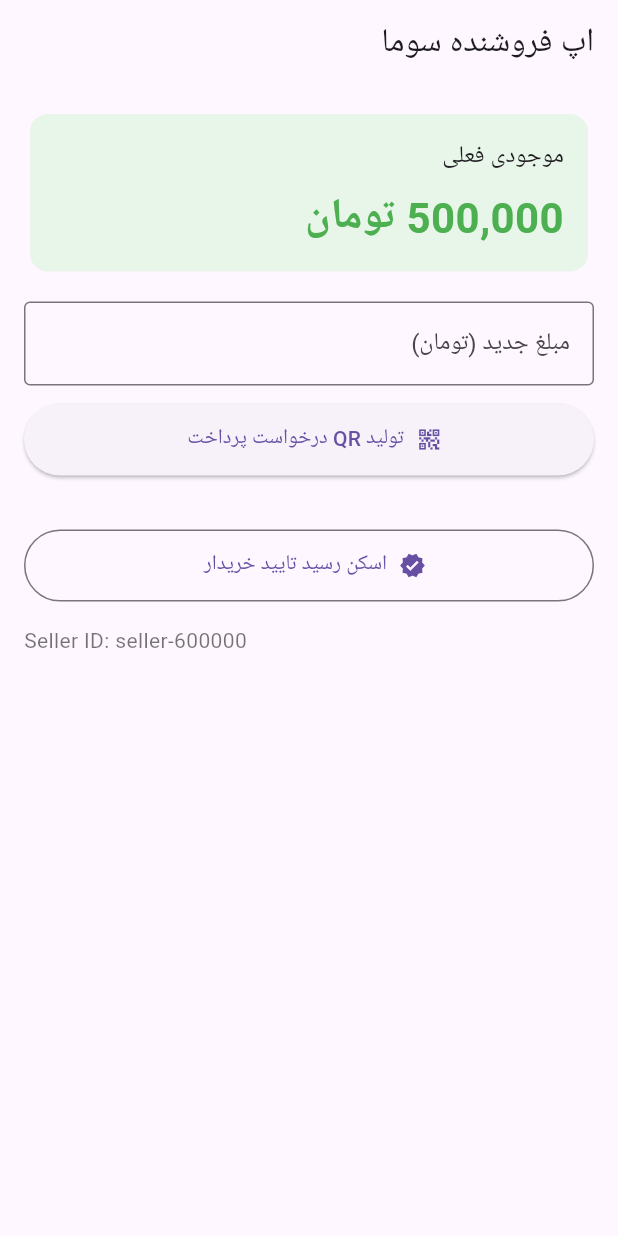
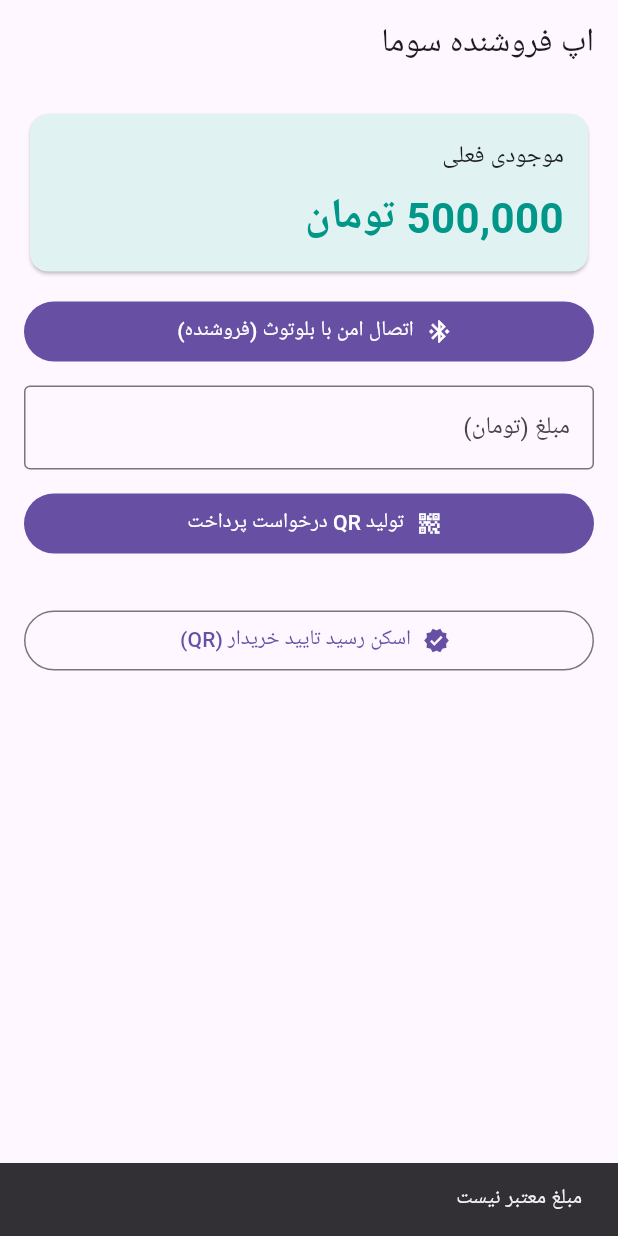
Before and after one commit to foadkaksamandi-blip/Soma_app_demo3, a Flutter app: the SellerHome screen opened directly, after a tap on "تولید QR درخواست پرداخت", on a phone screen of 412 x 824 dp. Run offline on Flutter 3.47's test engine with Material 3 defaults, Android fonts, the phone set to English and light mode, and no system bars; our stand-ins replace flutter_blue_plus, qr_flutter, shared_preferences; missing offline and left inert: mobile_scanner, nearby_connections; accounts and stored records are empty.

Commit message:
Update seller_main.dart

```diff
--- a/lib/seller_main.dart
+++ b/lib/seller_main.dart
@@ -1,10 +1,11 @@
 import 'dart:convert';
 import 'package:flutter/material.dart';
+import 'package:flutter/services.dart';
 import 'package:shared_preferences/shared_preferences.dart';
 import 'package:qr_flutter/qr_flutter.dart';
 import 'package:mobile_scanner/mobile_scanner.dart';
 import 'package:uuid/uuid.dart';
-import 'package:flutter/services.dart';
+import 'nearby_service.dart';
 
 void main() {
   WidgetsFlutterBinding.ensureInitialized();
@@ -13,16 +14,12 @@ void main() {
 
 class SellerApp extends StatelessWidget {
   const SellerApp({super.key});
-
   @override
   Widget build(BuildContext context) {
     return MaterialApp(
       debugShowCheckedModeBanner: false,
       title: 'اپ فروشنده سوما',
-      theme: ThemeData(
-        primarySwatch: Colors.green,
-        fontFamily: 'Vazirmatn', // اگر فونت داری
-      ),
+      theme: ThemeData(useMaterial3: true, colorSchemeSeed: Colors.teal),
       home: const SellerHome(),
     );
   }
@@ -30,7 +27,6 @@ class SellerApp extends StatelessWidget {
 
 class SellerHome extends StatefulWidget {
   const SellerHome({super.key});
-
   @override
   State<SellerHome> createState() => _SellerHomeState();
 }
@@ -39,15 +35,25 @@ class _SellerHomeState extends State<SellerHome> {
   static const _balanceKey = 'seller_balance';
   static const _sellerIdKey = 'seller_id';
 
-  int _balance = 500000; // پیش‌فرض دمو
+  int _balance = 500000;
   late String _sellerId;
   final _amountCtrl = TextEditingController();
-  String? _currentReqJson; // محتوای QR درخواست پرداخت
+  String? _currentReqJson;
+
+  // Nearby
+  String? _connectedEndpoint;
+  String get nickname => "SOMA-SELLER-$_sellerId";
 
   @override
   void initState() {
     super.initState();
     _load();
+  }
+
+  @override
+  void dispose() {
+    NearbyService.stopAll();
+    super.dispose();
   }
 
   Future<void> _load() async {
@@ -64,7 +70,7 @@ class _SellerHomeState extends State<SellerHome> {
     await sp.setInt(_balanceKey, _balance);
   }
 
-  String _formatToman(int v) {
+  String _format(int v) {
     final s = v.toString();
     final b = StringBuffer();
     for (int i = 0; i < s.length; i++) {
@@ -77,10 +83,9 @@ class _SellerHomeState extends State<SellerHome> {
 
   void _buildPaymentRequest() {
     final raw = _amountCtrl.text.trim();
-    if (raw.isEmpty) return;
     final amount = int.tryParse(raw) ?? 0;
     if (amount <= 0) {
-      _showSnack('مبلغ معتبر نیست');
+      _toast('مبلغ معتبر نیست');
       return;
     }
     final req = {
@@ -90,41 +95,60 @@ class _SellerHomeState extends State<SellerHome> {
       'reqId': const Uuid().v4(),
       'ts': DateTime.now().millisecondsSinceEpoch,
     };
-    setState(() {
-      _currentReqJson = jsonEncode(req);
-    });
+    final str = jsonEncode(req);
+    setState(() => _currentReqJson = str);
+
+    // اگر به خریدار از طریق Nearby وصل هستیم، همین الان درخواست را بفرست
+    if (_connectedEndpoint != null) {
+      NearbyService.sendJson(_connectedEndpoint!, req);
+      _toast('درخواست پرداخت از طریق بلوتوث ارسال شد');
+    }
   }
 
-  // اسکن رسید پرداخت خریدار و افزودن به موجودی
+  // مسیر QR: اسکن رسید پرداخت خریدار
   Future<void> _scanBuyerReceipt() async {
     final code = await Navigator.of(context).push<String?>(
       MaterialPageRoute(builder: (_) => const _ScanPage(title: 'اسکن رسید تایید خریدار')),
     );
     if (code == null) return;
+    _acceptReceipt(code);
+  }
+
+  // پذیرش رسید پرداخت (هم برای QR هم برای Nearby)
+  void _acceptReceipt(String raw) async {
     try {
-      final map = jsonDecode(code);
-      if (map is! Map || map['type'] != 'pay_ok') {
-        _showSnack('رسید معتبر نیست');
-        return;
-      }
-      if (map['sellerId'] != _sellerId) {
-        _showSnack('رسید برای فروشنده دیگری است');
+      final map = jsonDecode(raw);
+      if (map is! Map || map['type'] != 'pay_ok' || map['sellerId'] != _sellerId) {
+        _toast('رسید معتبر نیست');
         return;
       }
       final amount = (map['amount'] as num).toInt();
-      setState(() {
-        _balance += amount;
-      });
+      setState(() => _balance += amount);
       await _saveBalance();
-      _showSnack('مبلغ ${_formatToman(amount)} تومان دریافت شد');
+      _toast('پرداخت تایید شد: +${_format(amount)} تومان');
     } catch (_) {
-      _showSnack('خطا در خواندن رسید');
+      _toast('خطا در رسید');
     }
   }
 
-  void _showSnack(String msg) {
-    ScaffoldMessenger.of(context).showSnackBar(SnackBar(content: Text(msg)));
+  // شروع Advertising (فروشنده)
+  Future<void> _startNearbyAdvertise() async {
+    await NearbyService.startAdvertising(
+      nickname: nickname,
+      onConnInit: (id, info) async {
+        await NearbyService.accept(id);
+        setState(() => _connectedEndpoint = id);
+        _toast('اتصال برقرار شد');
+      },
+      onPayload: (id, data) {
+        // خریدار رسید پرداخت را برگرداند
+        _acceptReceipt(data);
+      },
+    );
+    _toast('بلوتوث امن فعال شد (حالت پذیرنده)');
   }
+
+  void _toast(String m) => ScaffoldMessenger.of(context).showSnackBar(SnackBar(content: Text(m)));
 
   @override
   Widget build(BuildContext context) {
@@ -136,54 +160,54 @@ class _SellerHomeState extends State<SellerHome> {
           padding: const EdgeInsets.all(16),
           children: [
             Card(
-              elevation: 0,
-              color: Colors.green.shade50,
+              color: Colors.teal.shade50,
               child: Padding(
                 padding: const EdgeInsets.all(16),
-                child: Column(
-                  crossAxisAlignment: CrossAxisAlignment.start,
-                  children: [
+                child: Column(crossAxisAlignment: CrossAxisAlignment.start, children: [
                   const Text('موجودی فعلی', style: TextStyle(fontSize: 16)),
                   const SizedBox(height: 8),
-                    Text('${_formatToman(_balance)} تومان',
-                        style: const TextStyle(fontSize: 28, color: Colors.green, fontWeight: FontWeight.w700)),
-                  ],
+                  Text('${_format(_balance)} تومان',
+                      style: const TextStyle(fontSize: 28, fontWeight: FontWeight.w700, color: Colors.teal)),
+                ]),
               ),
             ),
+            const SizedBox(height: 12),
+
+            FilledButton.icon(
+              onPressed: _startNearbyAdvertise,
+              icon: const Icon(Icons.bluetooth_connected),
+              label: const Text('اتصال امن با بلوتوث (فروشنده)'),
             ),
-            const SizedBox(height: 16),
+            const SizedBox(height: 12),
+
             TextField(
               controller: _amountCtrl,
               keyboardType: TextInputType.number,
               inputFormatters: [FilteringTextInputFormatter.digitsOnly],
               decoration: const InputDecoration(
-                labelText: 'مبلغ جدید (تومان)',
+                labelText: 'مبلغ (تومان)',
                 border: OutlineInputBorder(),
               ),
               onSubmitted: (_) => _buildPaymentRequest(),
             ),
             const SizedBox(height: 12),
-            ElevatedButton.icon(
+            FilledButton.icon(
               onPressed: _buildPaymentRequest,
               icon: const Icon(Icons.qr_code_2),
               label: const Text('تولید QR درخواست پرداخت'),
-              style: ElevatedButton.styleFrom(minimumSize: const Size.fromHeight(48)),
             ),
             const SizedBox(height: 12),
             if (_currentReqJson != null) ...[
-              const Text('این کُد را به خریدار نشان دهید:', style: TextStyle(fontSize: 14)),
+              const Text('این کُد را به خریدار نشان دهید (یا از طریق بلوتوث ارسال شد):'),
               const SizedBox(height: 8),
               Center(child: QrImageView(data: _currentReqJson!, size: 240)),
             ],
-            const SizedBox(height: 24),
+            const SizedBox(height: 18),
             OutlinedButton.icon(
               onPressed: _scanBuyerReceipt,
               icon: const Icon(Icons.verified),
-              label: const Text('اسکن رسید تایید خریدار'),
-              style: OutlinedButton.styleFrom(minimumSize: const Size.fromHeight(48)),
+              label: const Text('اسکن رسید تایید خریدار (QR)'),
             ),
-            const SizedBox(height: 16),
-            Text('Seller ID: $_sellerId', textAlign: TextAlign.left, style: const TextStyle(color: Colors.black54)),
           ],
         ),
       ),
@@ -213,11 +237,13 @@ class _ScanPageState extends State<_ScanPage> {
           controller: ctrl,
           onDetect: (capture) {
             if (_done) return;
-            final barcode = capture.barcodes.firstOrNull;
-            final raw = barcode?.rawValue;
+            final b = capture.barcodes;
+            if (b.isNotEmpty) {
+              final raw = b.first.rawValue;
               if (raw != null) {
                 _done = true;
                 Navigator.of(context).pop(raw);
+              }
             }
           },
         ),
@@ -231,7 +257,3 @@ class _ScanPageState extends State<_ScanPage> {
     super.dispose();
   }
 }
-
-extension<T> on List<T> {
-  T? get firstOrNull => isEmpty ? null : first;
-}
```
Lines whose indentation alone changed are shown as unchanged.
